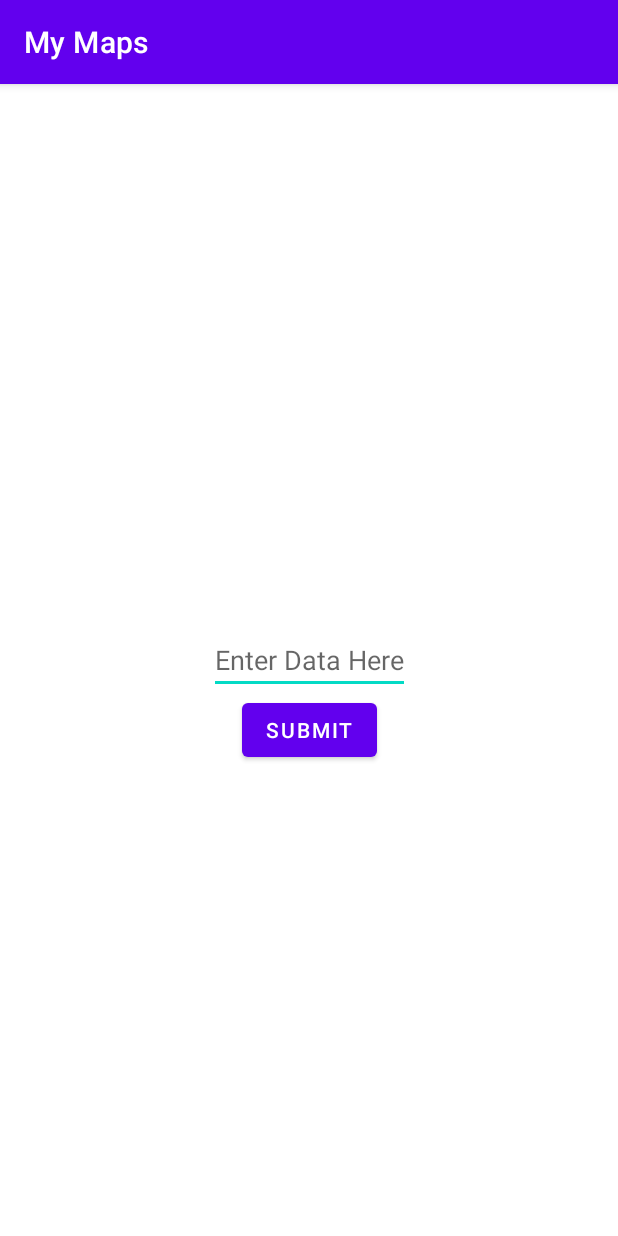
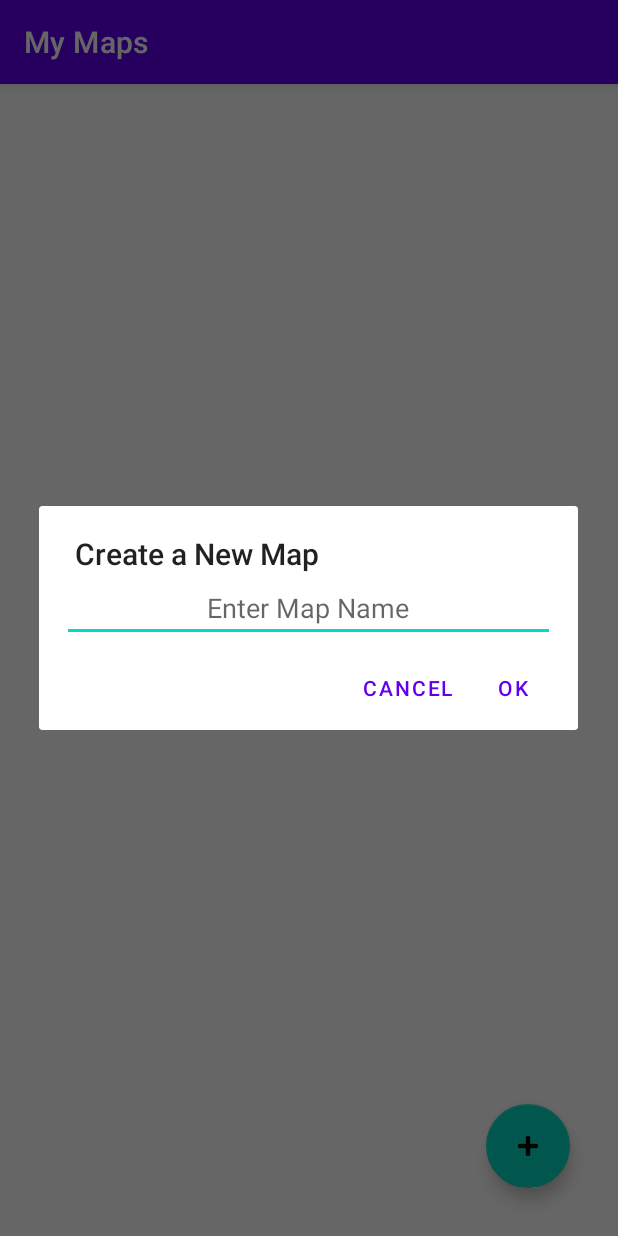
Before and after one commit to bthayes1/MyMaps, an Android app: the screen it shows after launch (ResultTest before the commit, MainActivity after it), after a tap on "Button to add map", on a phone screen of 412 x 824 dp. Run offline under Robolectric (Android 15) with nearby library versions, the phone set to English and light mode, and no system bars.

Commit message:
All basic functionality is added

```diff
--- a/app/src/main/AndroidManifest.xml
+++ b/app/src/main/AndroidManifest.xml
@@ -9,9 +9,6 @@
         android:roundIcon="@mipmap/ic_launcher_round"
         android:supportsRtl="true"
         android:theme="@style/Theme.MyMaps">
-        <activity
-            android:name=".ResultTest"
-            android:exported="false" />
         <!--
              TODO: Before you run your application, you need a Google Maps API key.
 
--- a/app/src/main/java/com/example/mymaps/MainActivity.kt
+++ b/app/src/main/java/com/example/mymaps/MainActivity.kt
@@ -1,92 +1,122 @@
 package com.example.mymaps
 
 import android.app.Activity
+import android.app.AlertDialog
+import android.content.Context
+import android.content.DialogInterface
 import android.content.Intent
 import androidx.appcompat.app.AppCompatActivity
 import android.os.Bundle
 import android.util.Log
+import android.view.LayoutInflater
+import android.widget.EditText
+import android.widget.Toast
 import androidx.activity.result.ActivityResultLauncher
 import androidx.activity.result.contract.ActivityResultContracts
-import androidx.activity.result.contract.ActivityResultContracts.StartActivityForResult
 import androidx.recyclerview.widget.LinearLayoutManager
 import androidx.recyclerview.widget.RecyclerView
-import com.example.mymaps.models.Place
 import com.example.mymaps.models.UserMap
 import com.google.android.material.floatingactionbutton.FloatingActionButton
+import java.io.*
+// Key values for data being passed from parent to child
+const val MAP_LOCATION = "map location"
+const val NEW_MAP_TITLE = "new title"
+const val REQUEST_CODE = "new map"
 
-const val MAP_LOCATION = "map location"
-const val REQUEST_CODE = "new map"
+
 private const val TAG = "MainActivity"
+
+//File where UserMaps are stored
+private const val FILENAME = "usermaps.data"
+
 class MainActivity : AppCompatActivity() {
 
     private lateinit var editActivityResultLauncher: ActivityResultLauncher<Intent>
+
     override fun onCreate(savedInstanceState: Bundle?) {
         super.onCreate(savedInstanceState)
         setContentView(R.layout.activity_main)
-        val data = generateData()
+        //Upon startup, maps from data file are read
+        val data = deSerializeUserMaps(this).toMutableList()
+
         val fabNewMap = findViewById<FloatingActionButton>(R.id.fabCreateMap)
-        val rvLocation = findViewById<RecyclerView>(R.id.rvLocations)
-        rvLocation.layoutManager = LinearLayoutManager(this)
-        rvLocation.adapter = MapsAdapter(this, data, object : MapsAdapter.onItemClick{
+        val rvMaps = findViewById<RecyclerView>(R.id.rvLocations)
+        rvMaps.layoutManager = LinearLayoutManager(this)
+
+        val adapter = MapsAdapter(this, data, object : MapsAdapter.OnItemClick {
+            //When rvMaps item is clicked, opens user map in MapScreen activity
             override fun itemClickListener(position: Int) {
-                Log.i(TAG, "Clicked at $position")
                 val i = Intent(this@MainActivity, MapScreen::class.java)
                 i.putExtra(MAP_LOCATION, data[position])
                 startActivity(i)
             }
         })
+        rvMaps.adapter = adapter
         fabNewMap.setOnClickListener {
-            val intent = Intent(this, ResultTest::class.java)
-            editActivityResultLauncher.launch(intent)
+            dialogWindow()
         }
 
-         editActivityResultLauncher = registerForActivityResult(
+        editActivityResultLauncher = registerForActivityResult(
             ActivityResultContracts.StartActivityForResult()
         ) { result ->
             // If the user comes back to this activity from EditActivity
             // with no error or cancellation
             if (result.resultCode == Activity.RESULT_OK) {
-                val data = result.data
+                val results = result.data
                 // Get the data passed from EditActivity
-                if (data != null) {
-                    val editedString = data.extras!!.getSerializable("newString") as UserMap
-                    Log.i(TAG, editedString.title)
+                if (results != null) {
+                    val newMap = results.extras!!.getSerializable(REQUEST_CODE) as UserMap
+                    Log.i(TAG, "${newMap.title}, ${newMap.places[0].name}")
+                    data.add(newMap)
+                    adapter.notifyItemInserted(data.size - 1) // add new UserMap to rvMaps
+                    serializeUserMaps(this, data) //save new data to file
                 }
             }
         }
+    }
 
-        fun startEditActivity() {
+    // Function is used when any new data is created
+    private fun serializeUserMaps(context: Context, data: MutableList<UserMap>) {
+        ObjectOutputStream(FileOutputStream(getDataFile(context))).use { it.writeObject(data) }
+    }
 
+    // Function is used when saved data is read
+    private fun deSerializeUserMaps(context: Context): List<UserMap> {
+        val datafile = getDataFile(context)
+        if (!datafile.exists()) {
+            return emptyList()
+        }
+        ObjectInputStream(FileInputStream(datafile)).use {
+            return it.readObject() as List<UserMap>
         }
     }
 
-    private fun generateData() : List<UserMap>{
-        val list = mutableListOf<UserMap>()
-        list.add(UserMap("Favorite places in Monroe", listOf(
-                Place("Cookout",
-                    "Fast-Food Joint",
-                    35.0,-80.5),
-                Place("Monroe Aquatic Center",
-                "Fun place to swim and play",
-                    35.009107258692595, -80.5657304840066),
-                Place("CATA",
-                    "Where I went to school",
-                    34.97316186116537, -80.56763576487599),
-                Place("My Home",
-                    "Where I grew up",
-                    35.03906690180318, -80.37885118782752))))
-        list.add(
-            UserMap("College Hangout Spots", listOf(
-                Place("Norton",
-                    "My Dorm",
-                    35.31431034535912, -83.1852156889667),
-                Place("Live Forgiven Church",
-                "Where I went to Church",
-                    35.33200042434107, -83.19878991907268),
-                Place("Walmart",
-                "Where we shopped for groceries",
-                    35.361733114874355, -83.20457890908)
-            )))
-        return list
+    private fun getDataFile(context: Context): File {
+        return File(context.filesDir, FILENAME)
+    }
+
+    /** The following method is called when fabNewMap is pressed
+     * A dialog window will appear and allow the user to enter a new map name
+     * Once a valid name is entered, app will enter NewMaps activity**/
+    private fun dialogWindow() {
+        val newMapTitle = LayoutInflater.from(this).inflate(R.layout.new_map_title, null)
+        var title: String
+        val dialog = AlertDialog.Builder(this)
+            .setTitle("Create a New Map")
+            .setView(newMapTitle)
+            .setPositiveButton("Ok", null)
+            .setNegativeButton("Cancel", null)
+            .show()
+        dialog.getButton(DialogInterface.BUTTON_POSITIVE).setOnClickListener {
+            title = newMapTitle.findViewById<EditText>(R.id.etMapName).text.toString()
+            if (title.trim().isNotEmpty()) {
+                val intent = Intent(this, NewMaps::class.java)
+                intent.putExtra(NEW_MAP_TITLE, title)
+                editActivityResultLauncher.launch(intent)
+                dialog.dismiss()
+            } else {
+                Toast.makeText(this, "Title is Required", Toast.LENGTH_SHORT).show()
+            }
+        }
     }
 }
--- a/app/src/main/java/com/example/mymaps/MapsAdapter.kt
+++ b/app/src/main/java/com/example/mymaps/MapsAdapter.kt
@@ -1,7 +1,6 @@
 package com.example.mymaps
 
 import android.content.Context
-import android.content.DialogInterface
 import android.util.Log
 import android.view.LayoutInflater
 import android.view.View
@@ -12,9 +11,9 @@ import com.example.mymaps.models.UserMap
 
 private const val TAG = "MapsAdapter"
 
-class MapsAdapter(val context: Context, val data : List<UserMap>, val onClickListener: onItemClick) : RecyclerView.Adapter<MapsAdapter.ViewHolder>() {
+class MapsAdapter(private val context: Context, private val data : List<UserMap>, private val onClickListener: OnItemClick) : RecyclerView.Adapter<MapsAdapter.ViewHolder>() {
 
-    interface onItemClick{
+    interface OnItemClick{
         fun itemClickListener(position: Int)
     }
 
@@ -33,7 +32,7 @@ class MapsAdapter(val context: Context, val data : List<UserMap>, val onClickLis
     override fun getItemCount() = data.size
 
     inner class ViewHolder(itemView : View) : RecyclerView.ViewHolder(itemView) {
-        val tvLocation = itemView.findViewById<TextView>(R.id.tvPlace)
+        private val tvLocation: TextView = itemView.findViewById(R.id.tvPlace)
         fun bind(item : UserMap){
             Log.i(TAG, item.title)
             tvLocation.text = item.title
--- a/app/src/main/java/com/example/mymaps/ResultTest.kt
+++ /dev/null
@@ -1,45 +0,0 @@
-package com.example.mymaps
-
-import android.content.Intent
-import androidx.appcompat.app.AppCompatActivity
-import android.os.Bundle
-import android.widget.Button
-import android.widget.EditText
-import com.example.mymaps.models.Place
-import com.example.mymaps.models.UserMap
-
-class ResultTest : AppCompatActivity() {
-    override fun onCreate(savedInstanceState: Bundle?) {
-        super.onCreate(savedInstanceState)
-        setContentView(R.layout.activity_result_test)
-
-        val btnSubmit = findViewById<Button>(R.id.btnSubmit)
-        val etTest = findViewById<EditText>(R.id.etTest)
-
-        btnSubmit.setOnClickListener {
-                // Prepare data intent
-                val data = Intent()
-                val newLoc = generateData()
-                // Pass relevant data back as a result
-                data.putExtra("newString", newLoc)
-                // Activity finished ok, return the data
-                setResult(RESULT_OK, data) // set result code and bundle data for response
-                finish() // closes the activity, pass data to parent
-
-        }
-    }
-    private fun generateData() : UserMap{
-           return UserMap("Deployment Hangouts", listOf(
-            Place("Tent",
-                "Where I slept",
-                26.9,-80.5),
-            Place("DFAC",
-                "Where I ate",
-                29.69664643893253, 47.42288423605212),
-            Place("PX",
-                "Where I shopped",
-                29.69712057121958, 47.426853845421604)))
-    }
-
-
-}
--- a/app/src/main/res/layout/activity_result_test.xml
+++ /dev/null
@@ -1,28 +0,0 @@
-<?xml version="1.0" encoding="utf-8"?>
-<androidx.constraintlayout.widget.ConstraintLayout xmlns:android="http://schemas.android.com/apk/res/android"
-    xmlns:app="http://schemas.android.com/apk/res-auto"
-    xmlns:tools="http://schemas.android.com/tools"
-    android:layout_width="match_parent"
-    android:layout_height="match_parent"
-    tools:context=".ResultTest">
-    <EditText
-        android:layout_width="wrap_content"
-        android:layout_height="wrap_content"
-        app:layout_constraintStart_toStartOf="parent"
-        app:layout_constraintEnd_toEndOf="parent"
-        app:layout_constraintTop_toTopOf="parent"
-        app:layout_constraintBottom_toBottomOf="parent"
-        android:hint="@string/enter_data_here"
-        android:id="@+id/etTest"
-        />
-    <Button
-        android:layout_width="wrap_content"
-        android:layout_height="wrap_content"
-        app:layout_constraintTop_toBottomOf="@+id/etTest"
-        app:layout_constraintStart_toStartOf="@id/etTest"
-        app:layout_constraintEnd_toEndOf="@id/etTest"
-        android:text="@string/submit"
-        android:id="@+id/btnSubmit"
-        />
-
-</androidx.constraintlayout.widget.ConstraintLayout>
--- /dev/null
+++ b/app/src/main/res/layout/new_map_title.xml
@@ -0,0 +1,20 @@
+<?xml version="1.0" encoding="utf-8"?>
+<androidx.constraintlayout.widget.ConstraintLayout xmlns:android="http://schemas.android.com/apk/res/android"
+    xmlns:tools="http://schemas.android.com/tools"
+    android:layout_width="match_parent"
+    android:layout_height="wrap_content"
+    android:paddingStart="15dp"
+    android:paddingEnd="15dp"
+    xmlns:app="http://schemas.android.com/apk/res-auto">
+
+    <EditText
+        android:id="@+id/etMapName"
+        android:layout_width="match_parent"
+        android:layout_height="wrap_content"
+        android:hint="@string/enter_map_name"
+        app:layout_constraintStart_toStartOf="parent"
+        app:layout_constraintEnd_toEndOf="parent"
+        app:layout_constraintTop_toTopOf="parent"
+        android:textAlignment="center"
+        />
+</androidx.constraintlayout.widget.ConstraintLayout>
--- a/app/src/main/res/values/strings.xml
+++ b/app/src/main/res/values/strings.xml
@@ -6,4 +6,8 @@
     <string name="title_activity_new_maps">NewMaps</string>
     <string name="submit">SUBMIT</string>
     <string name="enter_data_here">Enter Data Here</string>
+    <string name="enter_title_of_place">Enter Title of Place</string>
+    <string name="enter_description">Enter Description</string>
+    <string name="save">Save</string>
+    <string name="enter_map_name">Enter Map Name</string>
 </resources>
```
Also changed, not shown: app/src/main/java/com/example/mymaps/MapScreen.kt (+1 -6 lines), app/src/main/java/com/example/mymaps/NewMaps.kt (+94 -6 lines), app/src/main/res/layout/new_marker_view.xml (added, +30 -0 lines), app/src/main/res/menu/menu_create_map.xml (added, +10 -0 lines).
